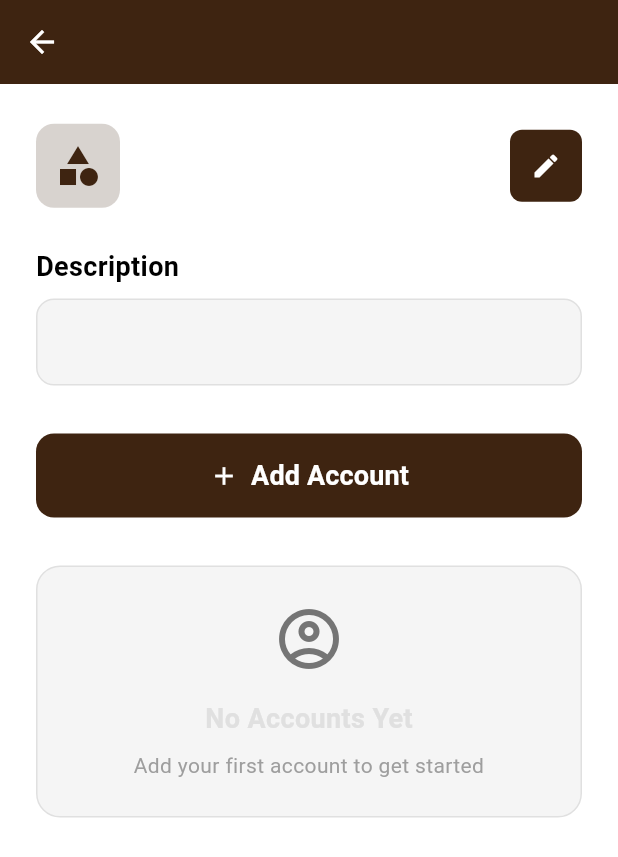
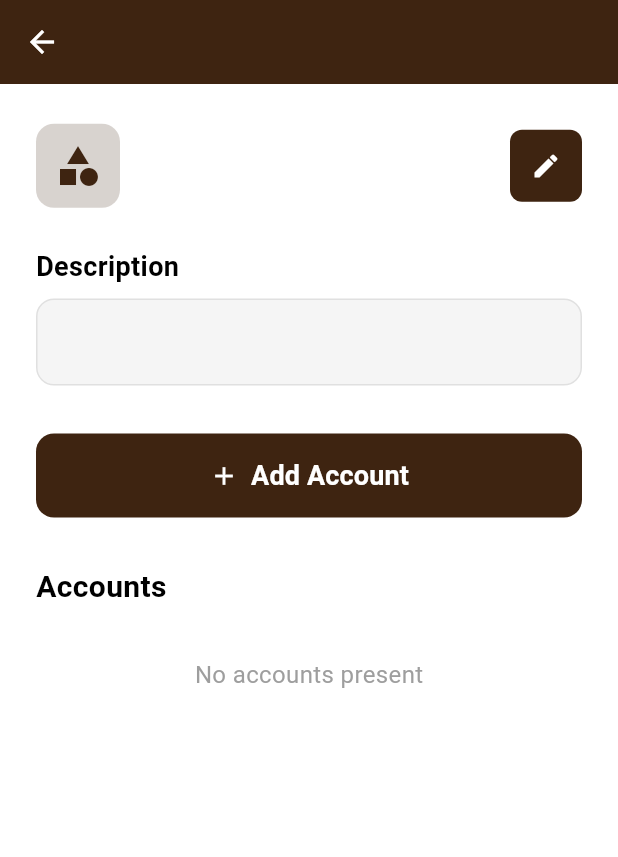
Before and after one commit to hamdiqbal/pass_manager, a Flutter app: the SubcategoryDetailPage screen opened directly with empty values, on a phone screen of 412 x 824 dp. Shown: the top 857 px of the screen. Run offline on Flutter 3.47's test engine with Material 3 defaults, Android fonts, the phone set to English and light mode, and no system bars; our stand-ins replace cloud_firestore, firebase_auth, firebase_core, local_auth, shared_preferences; accounts and stored records are empty.

Commit message:
accounts heading issue

```diff
--- a/lib/pages/subcategory_detail_page.dart
+++ b/lib/pages/subcategory_detail_page.dart
@@ -229,9 +229,7 @@ class _SubcategoryDetailPageState extends State<SubcategoryDetailPage> {
                   ),
                 ),
                 const SizedBox(height: 32),
-
-                // Accounts List
-                if (currentSubcategory.accounts.isNotEmpty) ...[
+                // Accounts Heading (always shown)
                 const Text(
                   'Accounts',
                   style: TextStyle(
@@ -241,6 +239,7 @@ class _SubcategoryDetailPageState extends State<SubcategoryDetailPage> {
                   ),
                 ),
                 const SizedBox(height: 16),
+                if (currentSubcategory.accounts.isNotEmpty)
                   ListView.builder(
                     shrinkWrap: true,
                     physics: const NeverScrollableScrollPhysics(),
@@ -294,48 +293,20 @@ class _SubcategoryDetailPageState extends State<SubcategoryDetailPage> {
                         ),
                       );
                     },
-                  ),
-                ] else ...[
-                  Container(
-                    width: double.infinity,
-                    padding: const EdgeInsets.all(24),
-                    decoration: BoxDecoration(
-                      color: const Color(0xFFF5F5F5),
-                      borderRadius: BorderRadius.circular(16),
-                      border: Border.all(
-                        color: Colors.grey[300]!,
-                        width: 1,
+                  )
+                else
+                  Padding(
+                    padding: const EdgeInsets.symmetric(vertical: 16.0),
+                    child: Center(
+                      child: Text(
+                        'No accounts present',
+                        style: TextStyle(
+                          fontSize: 16,
+                          color: Colors.grey[500],
                         ),
                       ),
-                    child: Column(
-                      children: [
-                        Icon(
-                          Icons.account_circle_outlined,
-                          color: Colors.grey[600],
-                          size: 48,
-                        ),
-                        const SizedBox(height: 16),
-                        Text(
-                          'No Accounts Yet',
-                          style: TextStyle(
-                            fontSize: 18,
-                            fontWeight: FontWeight.bold,
-                            color: Colors.grey[300],
                     ),
                   ),
-                        const SizedBox(height: 8),
-                        Text(
-                          'Add your first account to get started',
-                          style: TextStyle(
-                            fontSize: 14,
-                            color: Colors.grey[500],
-                          ),
-                          textAlign: TextAlign.center,
-                        ),
-                      ],
-                    ),
-                  ),
-                ],
               ],
             ),
           ),
```
Lines whose indentation alone changed are shown as unchanged.
